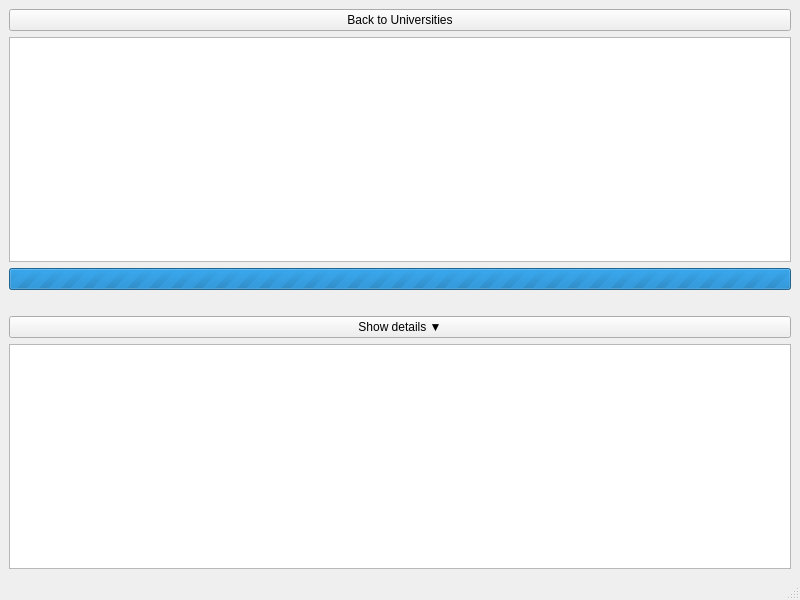
Qt form ui/MainWindow.ui (open-source-uom/UniBackpack) before a commit.
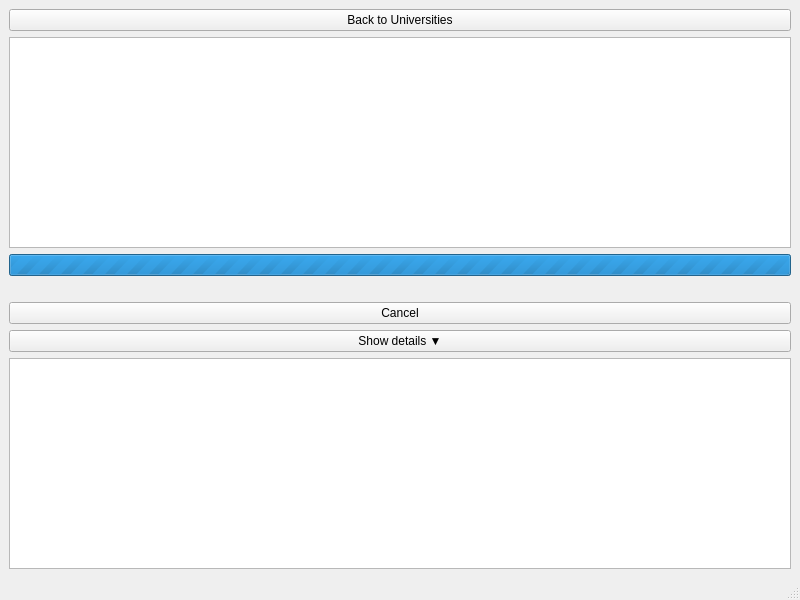
The same form after that commit.

Commit message: Add a Cancel button for installs that have not reached the package manager

```diff
--- a/ui/MainWindow.ui
+++ b/ui/MainWindow.ui
@@ -51,6 +51,16 @@
       </property>
      </widget>
     </item>
+    <item>
+     <widget class="QPushButton" name="cancelButton">
+      <property name="visible">
+       <bool>false</bool>
+      </property>
+      <property name="text">
+       <string>Cancel</string>
+      </property>
+     </widget>
+    </item>
     <item>
      <widget class="QPushButton" name="showMoreButton">
       <property name="visible">
```
The commit also changes 6 other files.
